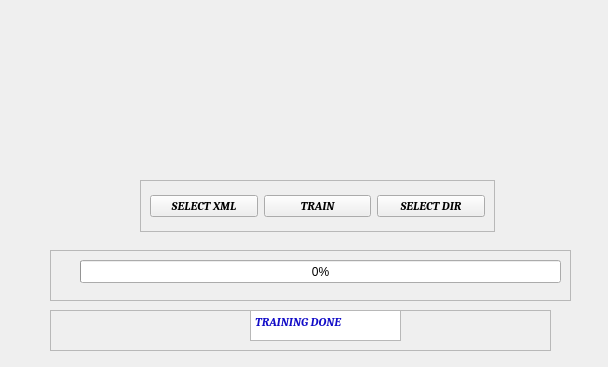
Above: FacesTrain.ui from nitin-vk/face-recognition-based-attendance before the change. Below: the same form after it.
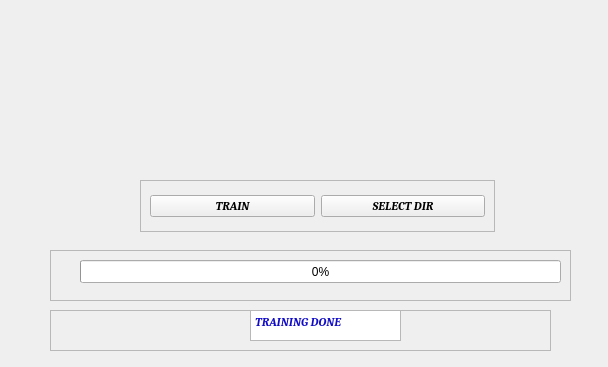
That is the form after the change. Icons and pictures are not drawn.

Commit message: removed select xml file

The edit to the form file:
```diff
--- a/FacesTrain.ui
+++ b/FacesTrain.ui
@@ -38,21 +38,6 @@
     <enum>QFrame::Raised</enum>
    </property>
    <layout class="QHBoxLayout" name="horizontalLayout">
-    <item>
-     <widget class="QPushButton" name="selectXml">
-      <property name="font">
-       <font>
-        <family>Cambria</family>
-        <weight>75</weight>
-        <italic>true</italic>
-        <bold>true</bold>
-       </font>
-      </property>
-      <property name="text">
-       <string>SELECT XML</string>
-      </property>
-     </widget>
-    </item>
     <item>
      <widget class="QPushButton" name="trainBtn">
       <property name="font">
```
Left out of the diff: 2 changed lines with no effect on the pictures. The commit also changes 1 other file.
